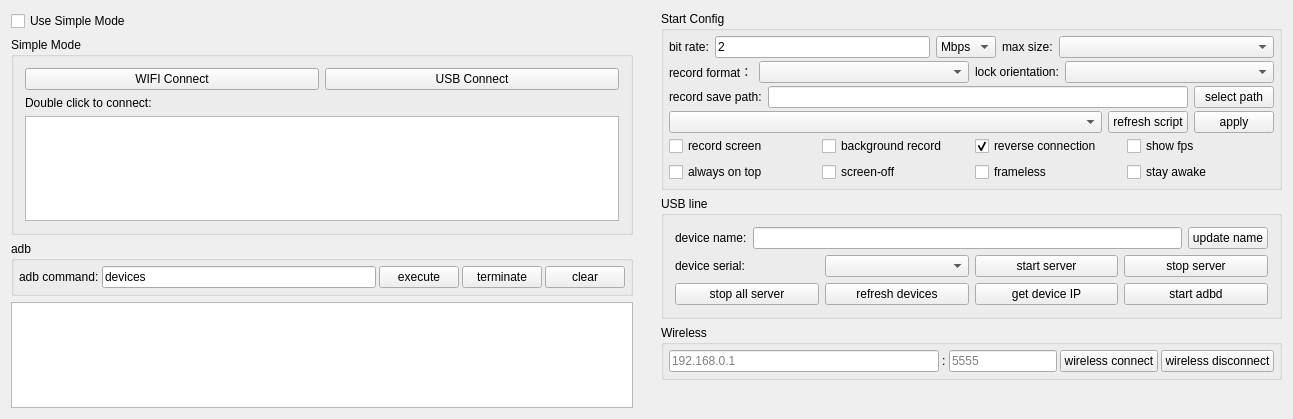
Before: the Qt Designer form QtScrcpy/ui/dialog.ui in barry-ran/QtScrcpy, drawn with Qt 5.
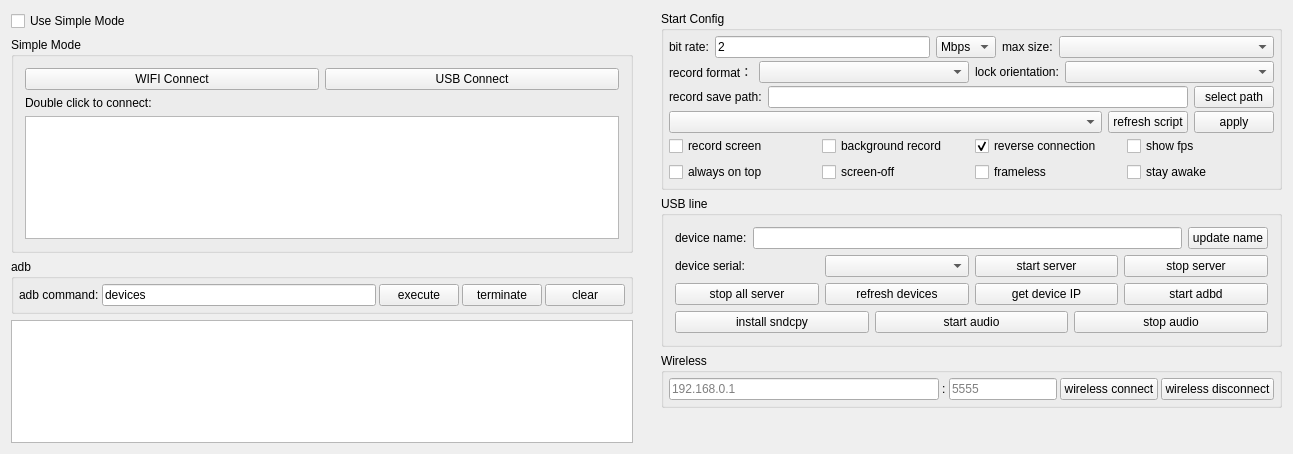
After: the same form once the commit is applied.

Commit message: feat: support audio on win

The edit to the form file:
```diff
--- a/QtScrcpy/ui/dialog.ui
+++ b/QtScrcpy/ui/dialog.ui
@@ -7,7 +7,7 @@
     <x>0</x>
     <y>0</y>
     <width>1293</width>
-    <height>419</height>
+    <height>454</height>
    </rect>
   </property>
   <property name="windowTitle">
@@ -941,6 +941,45 @@
            </layout>
           </widget>
          </item>
+         <item>
+          <widget class="QWidget" name="usbWidget3" native="true">
+           <layout class="QHBoxLayout" name="horizontalLayout_12">
+            <property name="leftMargin">
+             <number>0</number>
+            </property>
+            <property name="topMargin">
+             <number>0</number>
+            </property>
+            <property name="rightMargin">
+             <number>0</number>
+            </property>
+            <property name="bottomMargin">
+             <number>0</number>
+            </property>
+            <item>
+             <widget class="QPushButton" name="installSndcpyBtn">
+              <property name="text">
+               <string>install sndcpy</string>
+              </property>
+             </widget>
+            </item>
+            <item>
+             <widget class="QPushButton" name="startAudioBtn">
+              <property name="text">
+               <string>start audio</string>
+              </property>
+             </widget>
+            </item>
+            <item>
+             <widget class="QPushButton" name="stopAudioBtn">
+              <property name="text">
+               <string>stop audio</string>
+              </property>
+             </widget>
+            </item>
+           </layout>
+          </widget>
+         </item>
         </layout>
        </widget>
       </item>
```
The commit also changes 11 other files.
